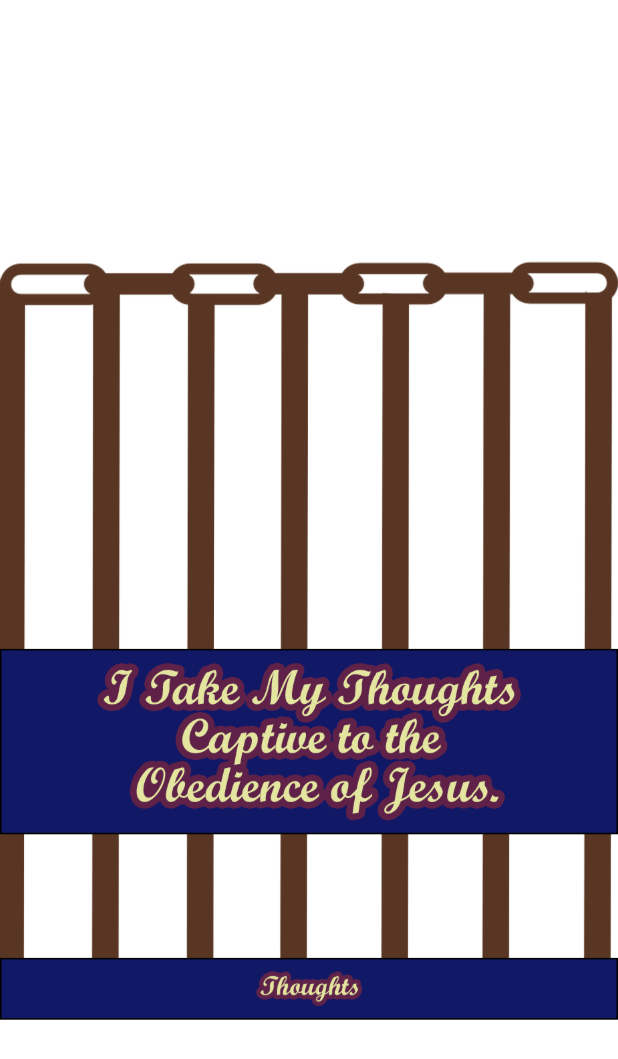
After one commit to Jakebluhm/morning_mustard, a Flutter app: the ThoughtsPage screen opened by its route, on a phone screen of 412 x 824 dp. The commit adds this screen. Shown: the top 1059 px of the screen. Run offline on Flutter 3.47's test engine with Material 2 defaults, Android fonts, the light colour scheme and no system bars; our stand-ins replace flutter_hooks, flutter_riverpod, freezed_annotation, go_router, hooks_riverpod, riverpod_annotation; generated files the repository leaves out were written again.

Commit message:
Thoughts page progress

```diff
--- a/lib/constants/menu_button_data.dart
+++ b/lib/constants/menu_button_data.dart
@@ -29,5 +29,6 @@ List<ButtonItem> buttonItems = [
       label: 'Label 6'),
   ButtonItem(
       imagePath: 'lib/assets/menu/menu_bubble.imageset/menu_bubble.png',
-      label: 'Label 2'),
+      label: 'Label 2',
+      route: AppRoutes.thoughtsPage),
 ];
--- /dev/null
+++ b/lib/pages/thoughts_page.dart
@@ -0,0 +1,68 @@
+import 'package:flutter/material.dart';
+import 'package:hooks_riverpod/hooks_riverpod.dart';
+
+class ThoughtsPage extends HookConsumerWidget {
+  ThoughtsPage();
+//          lib/assets/Thought/chain.png
+//          lib/assets/Thought/fact.png
+//          lib/assets/Thought/Feelings.png
+//          lib/assets/Thought/I Take my Thoughts  Captive to the  Obedience of Jesus.png
+//          lib/assets/Thought/Jesus.png
+//          lib/assets/Thought/Shape 2.png
+//          lib/assets/Thought/t1.png
+//          lib/assets/Thought/t2.png
+//          lib/assets/Thought/t3.png
+//          lib/assets/Thought/Thoughts.png
+  @override
+  Widget build(BuildContext context, WidgetRef ref) {
+    double screenWidth = MediaQuery.of(context).size.width;
+    double screenHeight = MediaQuery.of(context).size.height;
+
+    double imageHeight = screenHeight * 0.8;
+    return Stack(
+      alignment: Alignment.center,
+      children: [
+        Align(
+          alignment: Alignment.center,
+          child: Image.asset(
+            'lib/assets/Thought/chain.png',
+            fit: BoxFit.contain,
+            height: imageHeight,
+          ),
+        ),
+        Transform.translate(
+          offset: Offset(0, screenHeight * 0.1),
+          child: Container(
+            decoration: BoxDecoration(
+                color: Color.fromRGBO(17, 24, 102, 1), border: Border.all()),
+            height: screenHeight * 0.15,
+            width: screenWidth,
+            child: Padding(
+              padding: const EdgeInsets.all(8.0),
+              child: Image.asset(
+                'lib/assets/Thought/I Take my Thoughts  Captive to the  Obedience of Jesus.png',
+                fit: BoxFit.contain,
+              ),
+            ),
+          ),
+        ),
+        Transform.translate(
+          offset: Offset(0, screenHeight * 0.3),
+          child: Container(
+            decoration: BoxDecoration(
+                color: Color.fromRGBO(17, 24, 102, 1), border: Border.all()),
+            height: screenHeight * 0.05,
+            width: screenWidth,
+            child: Padding(
+              padding: const EdgeInsets.all(8.0),
+              child: Image.asset(
+                'lib/assets/Thought/Thoughts.png',
+                fit: BoxFit.contain,
+              ),
+            ),
+          ),
+        )
+      ],
+    );
+  }
+}
--- a/lib/router/app_router.dart
+++ b/lib/router/app_router.dart
@@ -4,6 +4,7 @@ import 'package:morning_mustard/pages/acts_page.dart';
 import 'package:morning_mustard/pages/armor_page.dart';
 import 'package:morning_mustard/pages/home_page.dart';
 import 'package:morning_mustard/pages/menu_page.dart';
+import 'package:morning_mustard/pages/thoughts_page.dart';
 import 'package:morning_mustard/router/app_router_constants.dart';
 
 class AppRouter {
@@ -60,6 +61,12 @@ class AppRouter {
             builder: (context, state) =>
                 Container(), // Placeholder for SpeechPage
           ),
+          GoRoute(
+            name: AppRoutes.thoughtsPage.toName(),
+            path: AppRoutes.thoughtsPage.toPath(),
+            builder: (context, state) =>
+                ThoughtsPage(), // Placeholder for SpeechPage
+          ),
         ]);
   }
 }
--- a/lib/router/app_router_constants.dart
+++ b/lib/router/app_router_constants.dart
@@ -7,6 +7,7 @@ enum AppRoutes {
   boxPage,
   heartPage,
   speechPage,
+  thoughtsPage,
 }
 
 extension AppRoutesExtension on AppRoutes {
@@ -26,8 +27,10 @@ extension AppRoutesExtension on AppRoutes {
         return 'box_page';
       case AppRoutes.heartPage:
         return 'heart_page';
-      case AppRoutes.speechPage: // Corrected spelling
+      case AppRoutes.speechPage:
         return 'speech_page';
+      case AppRoutes.thoughtsPage:
+        return 'thoughts_page';
     }
   }
 
--- a/lib/services/navigation_service/navigation_service.dart
+++ b/lib/services/navigation_service/navigation_service.dart
@@ -48,4 +48,5 @@ class NavigationService {
   void goToBoxPage() => goToRoute(AppRoutes.boxPage);
   void goToHeartPage() => goToRoute(AppRoutes.heartPage);
   void goToSpeechPage() => goToRoute(AppRoutes.speechPage);
+  void goToThoughtsPage() => goToRoute(AppRoutes.thoughtsPage);
 }
```
Also changed, not shown: pubspec.yaml (+10 -0 lines), lib/assets/Thought/Feelings.png (renamed from lib/assets/Thought/Feelings.imageset/Feelings.png), lib/assets/Thought/I Take my Thoughts  Captive to the  Obedience of Jesus.png (renamed from lib/assets/Thought/I_Take.imageset/I Take my Thoughts  Captive to the  Obedience of Jesus.png), lib/assets/Thought/Jesus.png (renamed from lib/assets/Thought/Jesus.imageset/Jesus.png), lib/assets/Thought/Shape 2.png (renamed from lib/assets/Thought/Shape 2.imageset/Shape 2.png), lib/assets/Thought/Thoughts.png (renamed from lib/assets/Thought/Thoughts.imageset/Thoughts.png), lib/assets/Thought/chain.png (renamed from lib/assets/Thought/chain.imageset/chain.png), lib/assets/Thought/fact.png (renamed from lib/assets/Thought/fact.imageset/fact.png), lib/assets/Thought/t1.png (renamed from lib/assets/Thought/t1.imageset/t1.png), lib/assets/Thought/t2.png (renamed from lib/assets/Thought/t2.imageset/t2.png), lib/assets/Thought/t3.png (renamed from lib/assets/Thought/t3.imageset/t3.png).
